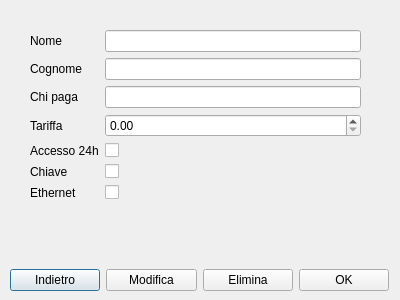
Before: the Qt Designer form detailsreservation.ui in lucapegolotti/coworking, drawn with Qt 5.
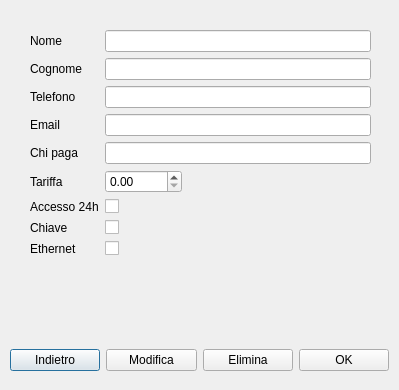
After: the same form once the commit is applied.

Commit message: Add email and telephone field

The edit to the form file:
```diff
--- a/detailsreservation.ui
+++ b/detailsreservation.ui
@@ -6,8 +6,8 @@
    <rect>
     <x>0</x>
     <y>0</y>
-    <width>400</width>
-    <height>300</height>
+    <width>399</width>
+    <height>390</height>
    </rect>
   </property>
   <property name="windowTitle">
@@ -18,11 +18,20 @@
     <rect>
      <x>30</x>
      <y>30</y>
-     <width>331</width>
-     <height>231</height>
+     <width>341</width>
+     <height>301</height>
     </rect>
    </property>
    <layout class="QFormLayout" name="formLayout_3">
+    <property name="sizeConstraint">
+     <enum>QLayout::SetDefaultConstraint</enum>
+    </property>
+    <property name="fieldGrowthPolicy">
+     <enum>QFormLayout::ExpandingFieldsGrow</enum>
+    </property>
+    <property name="bottomMargin">
+     <number>1</number>
+    </property>
     <item row="0" column="0">
      <widget class="QLabel" name="nomeLabel_2">
       <property name="text">
@@ -43,67 +52,87 @@
     <item row="1" column="1">
      <widget class="QLineEdit" name="cognomeLineEdit_2"/>
     </item>
-    <item row="2" column="0">
+    <item row="4" column="0">
      <widget class="QLabel" name="chiPagaLabel_2">
       <property name="text">
        <string>Chi paga</string>
       </property>
      </widget>
     </item>
-    <item row="2" column="1">
+    <item row="4" column="1">
      <widget class="QLineEdit" name="chiPagaLineEdit_2"/>
     </item>
-    <item row="3" column="0">
+    <item row="5" column="0">
      <widget class="QLabel" name="tariffaLabel_2">
       <property name="text">
        <string>Tariffa</string>
       </property>
      </widget>
     </item>
-    <item row="3" column="1">
+    <item row="5" column="1">
      <widget class="QDoubleSpinBox" name="tariffaSpinBox_2">
       <property name="maximum">
        <double>10000.000000000000000</double>
       </property>
      </widget>
     </item>
-    <item row="4" column="0">
+    <item row="6" column="0">
      <widget class="QLabel" name="accesso24hLabel_2">
       <property name="text">
        <string>Accesso 24h</string>
       </property>
      </widget>
     </item>
-    <item row="4" column="1">
+    <item row="6" column="1">
      <widget class="QCheckBox" name="accesso24hCheckBox_2"/>
     </item>
-    <item row="5" column="0">
+    <item row="7" column="0">
      <widget class="QLabel" name="chiaveLabel_2">
       <property name="text">
        <string>Chiave</string>
       </property>
      </widget>
     </item>
-    <item row="5" column="1">
+    <item row="7" column="1">
      <widget class="QCheckBox" name="chiaveCheckBox_2"/>
     </item>
-    <item row="6" column="0">
+    <item row="8" column="0">
      <widget class="QLabel" name="ethernetLabel_2">
       <property name="text">
        <string>Ethernet</string>
       </property>
      </widget>
     </item>
-    <item row="6" column="1">
+    <item row="8" column="1">
      <widget class="QCheckBox" name="ethernetCheckBox_2"/>
     </item>
+    <item row="2" column="0">
+     <widget class="QLabel" name="telefonoLabel">
+      <property name="text">
+       <string>Telefono</string>
+      </property>
+     </widget>
+    </item>
+    <item row="2" column="1">
+     <widget class="QLineEdit" name="telefonoLineEdit"/>
+    </item>
+    <item row="3" column="0">
+     <widget class="QLabel" name="emailLabel">
+      <property name="text">
+       <string>Email</string>
+      </property>
+     </widget>
+    </item>
+    <item row="3" column="1">
+     <widget class="QLineEdit" name="emailLineEdit"/>
+    </item>
    </layout>
   </widget>
   <widget class="QWidget" name="horizontalLayoutWidget">
    <property name="geometry">
     <rect>
      <x>10</x>
-     <y>260</y>
+     <y>340</y>
      <width>379</width>
      <height>41</height>
     </rect>
```
The commit also changes 7 other files.
